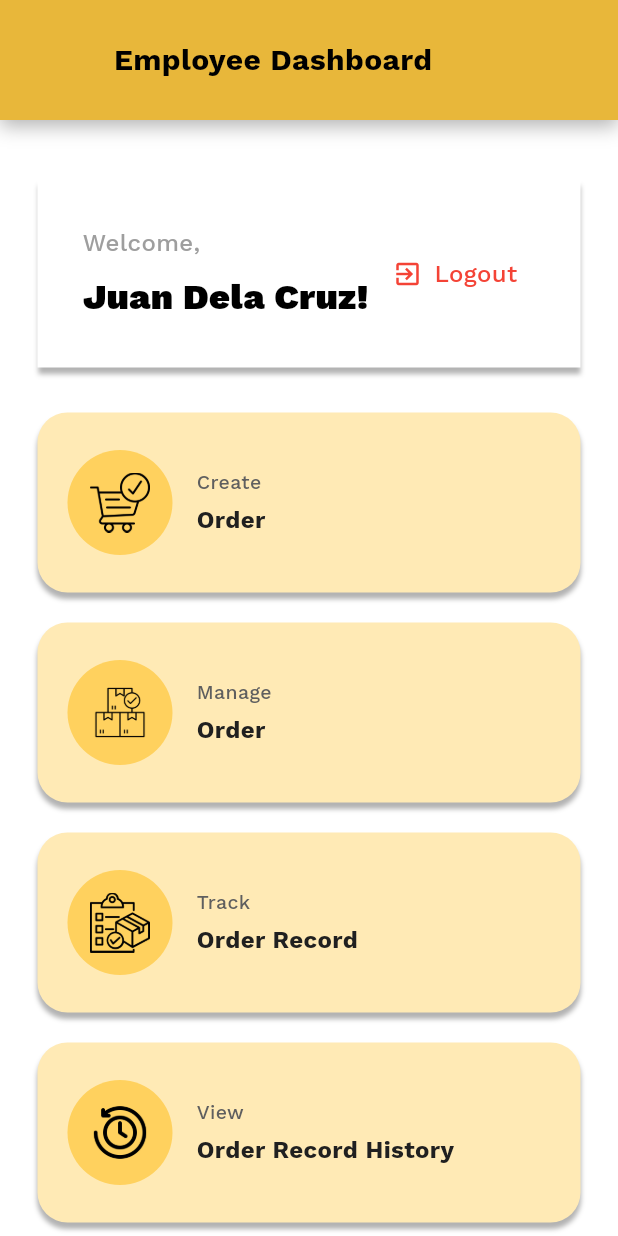
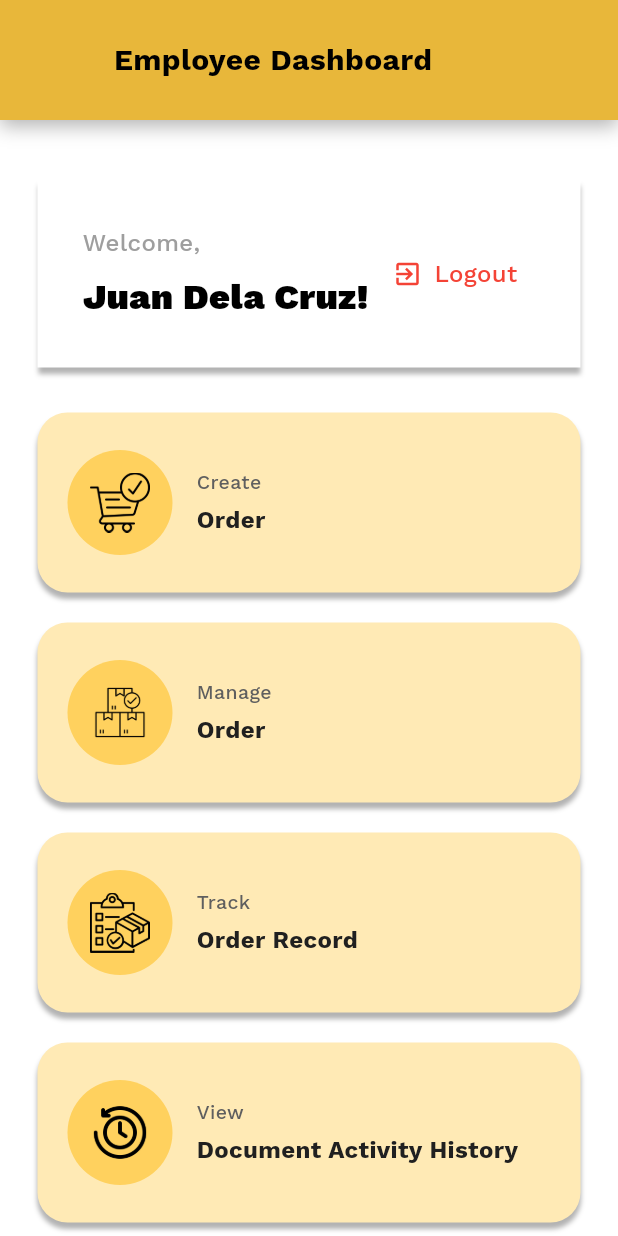
Before and after one commit to Novimi22/SE2_Group3_SilicaValleyOPC, a Flutter app: the EmployeeDashboardScreen screen opened directly, on a phone screen of 412 x 824 dp. Run offline on Flutter 3.47's test engine with Material 3 defaults, Android fonts, the phone set to English and light mode, and no system bars; our stand-ins replace google_fonts, image_picker.

Commit message:
renamed document activity history for dashboards

```diff
--- a/lib/screens/employee_only/employee_dashboard.dart
+++ b/lib/screens/employee_only/employee_dashboard.dart
@@ -196,7 +196,7 @@ class _EmployeeDashboardScreenState extends State<EmployeeDashboardScreen> {
                             child: _buildDashboardTile(
                               imagePath: 'assets/images/history.png',
                               smallText: 'View',
-                              largeText: 'Order Record History',
+                              largeText: 'Document Activity History',
                               onTap: () {
                                 // TODO: Correct navigation later
                                 ScaffoldMessenger.of(context).showSnackBar(
--- a/lib/screens/owner_only/manage_employee_account/manage_employee_account.dart
+++ b/lib/screens/owner_only/manage_employee_account/manage_employee_account.dart
@@ -667,9 +667,7 @@ class _CreateEmployeeDialogState extends State<CreateEmployeeDialog> {
                     email: emailController.text,
                     middleInitial: middleInitialController.text,
                     onEmployeeCreated: (newEmployee) {
-                      // Call the original callback
                       widget.onEmployeeCreated(newEmployee);
-                      // Then close the dialog
                       Navigator.of(context).pop();
                     },
                     onFormError: (hasError) {
--- a/lib/screens/owner_only/owner_dashboard.dart
+++ b/lib/screens/owner_only/owner_dashboard.dart
@@ -200,7 +200,7 @@ class _OwnerDashboardScreenState extends State<OwnerDashboardScreen> {
                             child: _buildDashboardTile(
                               imagePath: 'assets/images/history.png',
                               smallText: 'View',
-                              largeText: 'Order Record History',
+                              largeText: 'Document Activity History',
                               onTap: () {
                                 // TODO: add proper navigation later
                                 ScaffoldMessenger.of(context).showSnackBar(
--- a/lib/screens/track_order/track_order.dart
+++ b/lib/screens/track_order/track_order.dart
@@ -412,7 +412,8 @@ class _TrackRecordScreenState extends State<TrackRecordScreen> {
 
   @override
   Widget build(BuildContext context) {
-    return Scaffold(
+    return SafeArea(
+      child: Scaffold(
       appBar: CustomAppBars.defaultAppBar(
         context: context,
         title: 'Track Order Record',
@@ -1067,6 +1068,7 @@ class _TrackRecordScreenState extends State<TrackRecordScreen> {
           ],
         ),
       ),
+    )
     );
   }
 
```
Also changed, not shown: 1 other file.
